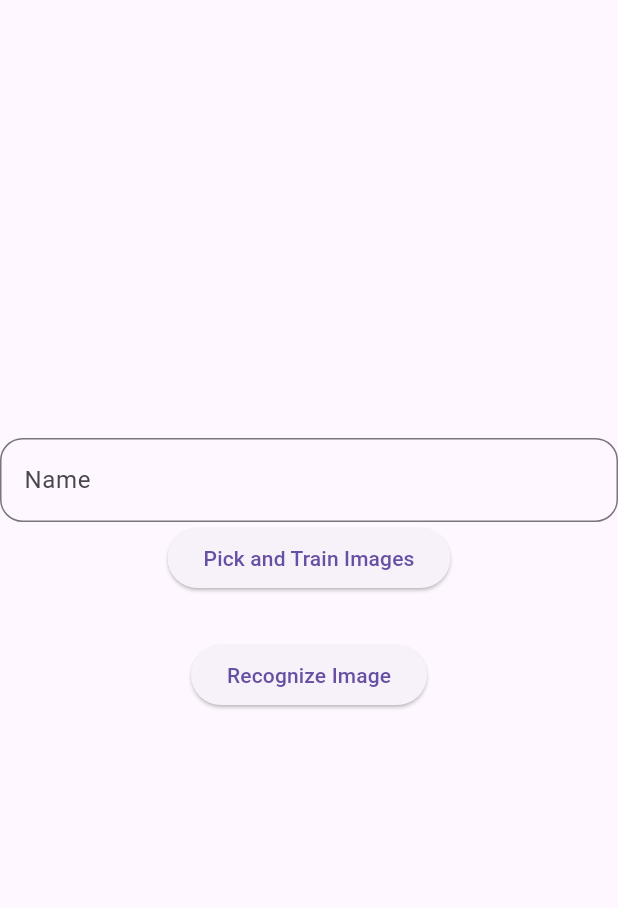
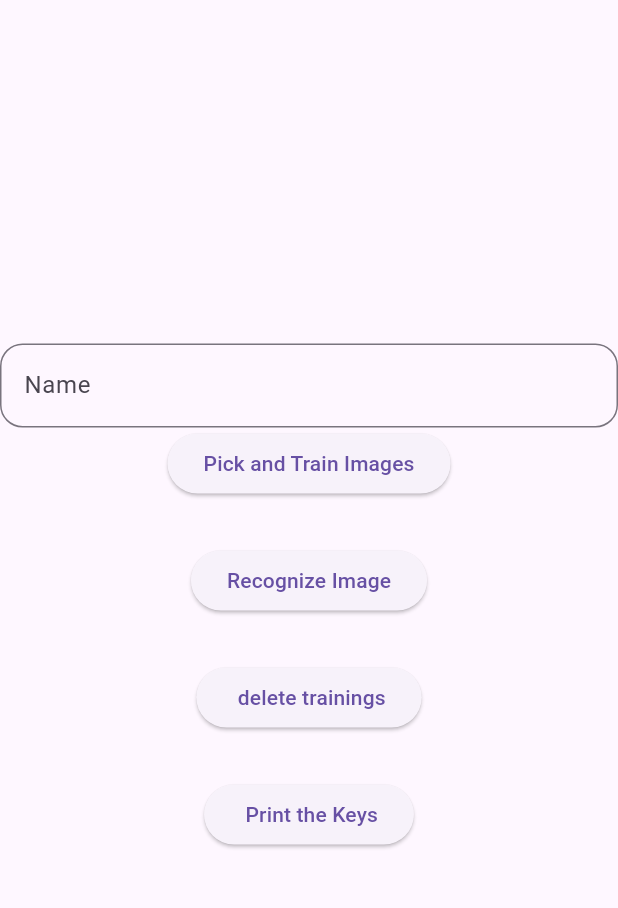
Before and after one commit to Imran-Chowdhury/Face-Recognition-App, a Flutter app: the screen it shows after launch, on a phone screen of 412 x 824 dp, the part 63-971 px from its top. Run offline on Flutter 3.47's test engine with Material 3 defaults, Android fonts, the phone set to English and light mode, and no system bars; our stand-ins replace flutter_riverpod, image_picker, shared_preferences; missing offline and left inert: tflite_flutter.

Commit message:
Delete button added
Trainings can be deleted. And also name of the persons in the training can be printed via printkey button.

```diff
--- a/lib/features/train_face/presentation/views/home_screen.dart
+++ b/lib/features/train_face/presentation/views/home_screen.dart
@@ -1,5 +1,7 @@
 
 
+
+import 'dart:convert';
 
 import 'package:face/core/base_state/base_state.dart';
 import 'package:face/features/recognize_face/presentation/riverpod/recognize_face_provider.dart';
@@ -7,6 +9,7 @@ import 'package:face/features/train_face/presentation/riverpod/train_face_provid
 import 'package:flutter/material.dart';
 import 'package:flutter/src/widgets/framework.dart';
 import 'package:flutter_riverpod/flutter_riverpod.dart';
+import 'package:shared_preferences/shared_preferences.dart';
 import 'package:tflite_flutter/tflite_flutter.dart' as TfLiteModel;
 
 class HomeScreen extends ConsumerWidget{
@@ -86,6 +89,21 @@ class HomeScreen extends ConsumerWidget{
                 const SizedBox(height: 30.0,),
                 // Text(BaseState.success().data),
 
+                ElevatedButton(
+                  onPressed: deleteJsonKeyFromSharedPreferences,
+                  // onPressed: (){},
+                  child: const Text(' delete trainings'),
+                ),
+
+                const SizedBox(height: 30.0,),
+
+                ElevatedButton(
+                  onPressed: getKeysFromTestMap,
+                  child: Text(' Print the Keys'),
+                ),
+
+
+
               ],
             ),
           ),
@@ -120,5 +138,39 @@ class HomeScreen extends ConsumerWidget{
       ),
     );
   }
+  Future<void> deleteJsonKeyFromSharedPreferences() async {
+    SharedPreferences prefs = await SharedPreferences.getInstance();
 
+    // Check if the key exists
+    bool keyExists = prefs.containsKey('testMap');
+
+    if (keyExists) {
+      // Delete the key (file) from SharedPreferences
+      prefs.remove('testMap');
+      print('deleted json');
+    } else {
+      print('Key testMap does not exist in SharedPreferences.');
+    }
+  }
+  Future<void> getKeysFromTestMap() async {
+    SharedPreferences prefs = await SharedPreferences.getInstance();
+
+    // Get the JSON string from SharedPreferences
+    String? jsonTestMap = prefs.getString('testMap');
+
+    if (jsonTestMap != null) {
+      // Parse the JSON string into a Map
+      Map<String, dynamic> testMap = jsonDecode(jsonTestMap);
+
+      // Get the keys from the Map
+      List<String> keys = testMap.keys.toList();
+
+      print('Keys in testMap:');
+      keys.forEach((key) {
+        print(key);
+      });
+    } else {
+      print('testMap is empty or not found in SharedPreferences.');
+    }
+  }
 }
```
